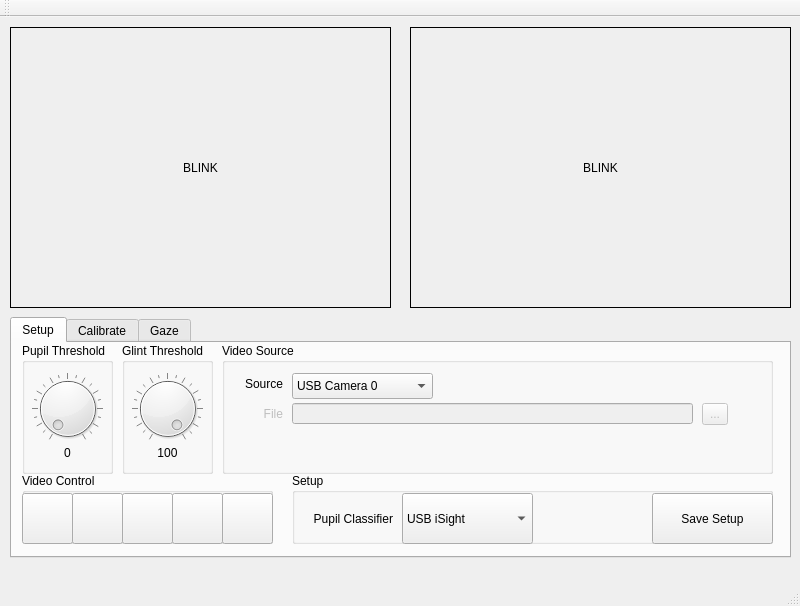
Before: the Qt Designer form mrgaze/gui/MrGaze/mrgaze.ui in jmtyszka/mrgaze, drawn with Qt 5.
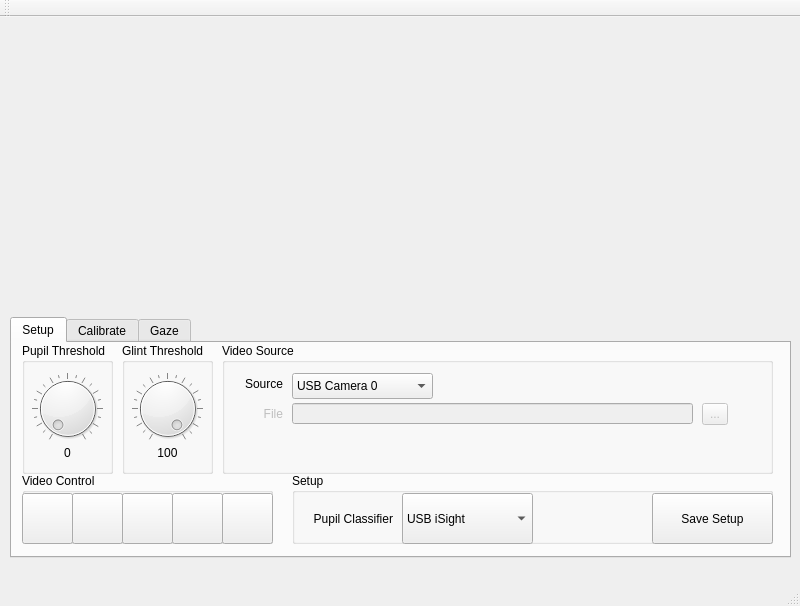
After: the same form once the commit is applied. Icons and pictures are not drawn.

Commit message: Linked video thread to analyse class.

The edit to the form file:
```diff
--- a/mrgaze/gui/MrGaze/mrgaze.ui
+++ b/mrgaze/gui/MrGaze/mrgaze.ui
@@ -474,7 +474,7 @@
      </attribute>
     </widget>
    </widget>
-   <widget class="QLabel" name="Video">
+   <widget class="QWidget" name="horizontalLayoutWidget">
     <property name="geometry">
      <rect>
       <x>10</x>
@@ -483,23 +483,9 @@
       <height>281</height>
      </rect>
     </property>
-    <property name="frameShape">
-     <enum>QFrame::Box</enum>
-    </property>
-    <property name="frameShadow">
-     <enum>QFrame::Plain</enum>
-    </property>
-    <property name="text">
-     <string>BLINK</string>
-    </property>
-    <property name="scaledContents">
-     <bool>true</bool>
-    </property>
-    <property name="alignment">
-     <set>Qt::AlignCenter</set>
-    </property>
+    <layout class="QHBoxLayout" name="videoLayout"/>
    </widget>
-   <widget class="QLabel" name="Gaze">
+   <widget class="QWidget" name="horizontalLayoutWidget_2">
     <property name="geometry">
      <rect>
       <x>410</x>
@@ -508,21 +494,7 @@
       <height>281</height>
      </rect>
     </property>
-    <property name="autoFillBackground">
-     <bool>false</bool>
-    </property>
-    <property name="frameShape">
-     <enum>QFrame::Box</enum>
-    </property>
-    <property name="text">
-     <string>BLINK</string>
-    </property>
-    <property name="scaledContents">
-     <bool>true</bool>
-    </property>
-    <property name="alignment">
-     <set>Qt::AlignCenter</set>
-    </property>
+    <layout class="QHBoxLayout" name="gazeLayout"/>
    </widget>
   </widget>
   <widget class="QMenuBar" name="menuBar">
```
The commit also changes 10 other files.
